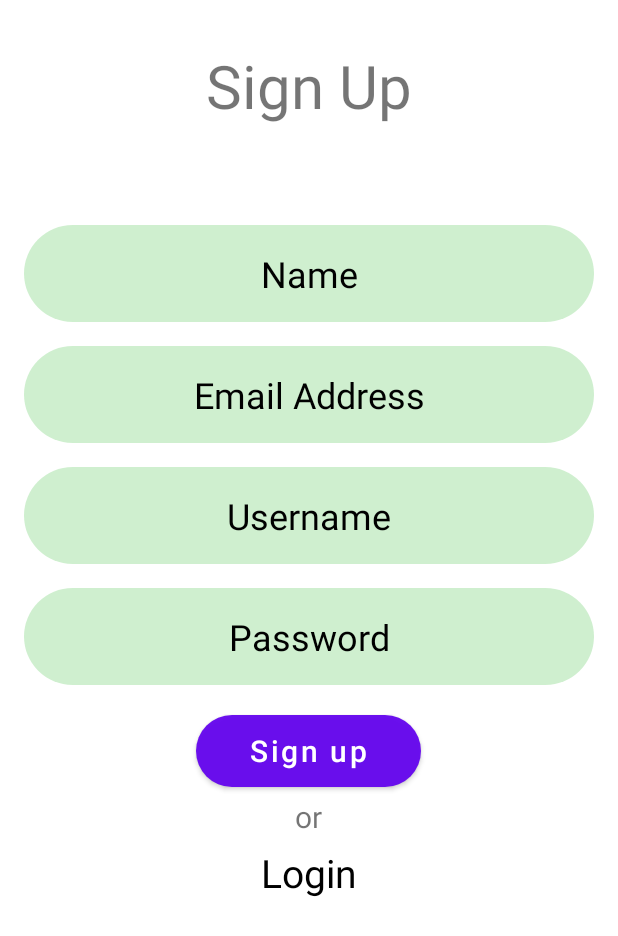
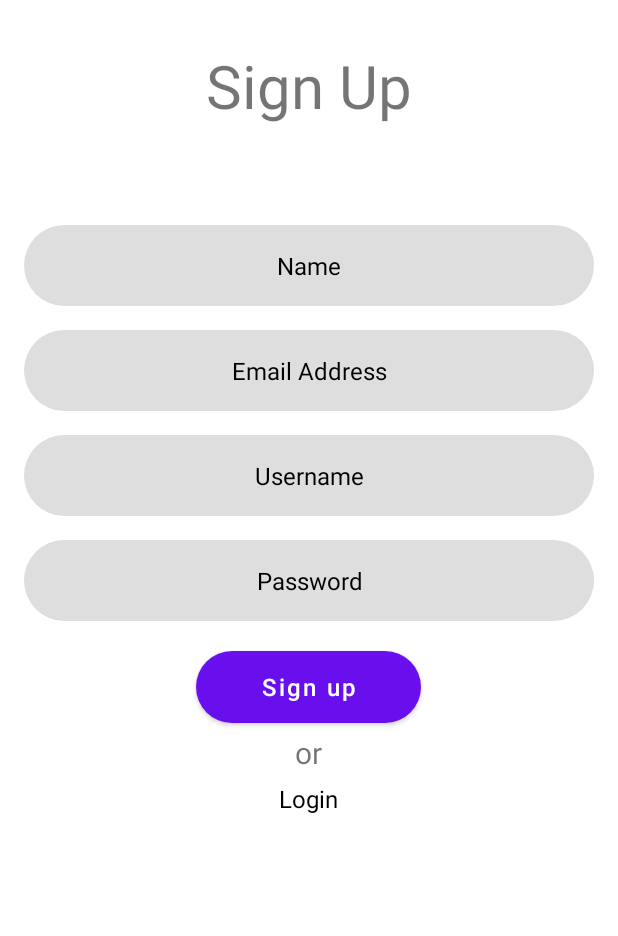
Before and after one commit to GREENTECK9810/Android-Chat-App-SocketIio, an Android app: the screen it shows after launch (SignUpActivity), on a phone screen of 412 x 824 dp. Shown: the top 936 px of the screen. Run offline under Robolectric (Android 15) with nearby library versions, the phone set to English and light mode, and no system bars; libraries missing offline, so code that uses them is left out: com.github.nkzawa.emitter, com.github.nkzawa.socketio.

```diff
--- a/app/src/main/java/com/example/chatapp/ChatApplication.java
+++ b/app/src/main/java/com/example/chatapp/ChatApplication.java
@@ -19,7 +19,7 @@ public class ChatApplication extends RetrofitClient {
         try {
             IO.Options mOptions = new IO.Options();
             mOptions.query = "username=" + username;
-            mSocket = IO.socket("http://10.0.2.2:3000", mOptions);
+            mSocket = IO.socket(Constant.BASE_URL, mOptions);
 
             mSocket.connect();
 
--- a/app/src/main/java/com/example/chatapp/Constant.java
+++ b/app/src/main/java/com/example/chatapp/Constant.java
@@ -4,6 +4,7 @@ public class Constant {
     public static final String PREFS_NAME = "PREFS FILE";
     public static final String TOKEN = "TOKEN";
     public static final String USER_NAME = "USERNAME";
+    public static final String BASE_URL = "https://realtime-chat-app-socketio.herokuapp.com/";
     public static final String SERVER_KEY = "AAAAS2F007g:APA91bElLtf_9j0w-6su9Mi4tlraHpAQAZk39WMe8v0clMLvB8j3UH2f2dD7l17QuWrX30sZod1-lBA8hg4b8ImNnP84NaRpMOnrH94PdjDpSw5Ik-Gd0y1l4g0_6JfxVi3M5d5TWQEA";
 
 }
--- a/app/src/main/java/com/example/chatapp/RetrofitClient.java
+++ b/app/src/main/java/com/example/chatapp/RetrofitClient.java
@@ -10,7 +10,7 @@ public class RetrofitClient extends Application {
     private Retrofit retrofit;
     {
         retrofit = new Retrofit.Builder()
-                        .baseUrl("http://10.0.2.2:3000/")
+                        .baseUrl(Constant.BASE_URL)
                         .addConverterFactory(GsonConverterFactory.create())
                         .build();
     }
--- a/app/src/main/res/drawable/edit_text_shape.xml
+++ b/app/src/main/res/drawable/edit_text_shape.xml
@@ -4,7 +4,7 @@
     <item>
         <shape android:shape="rectangle">
             <corners android:radius="200dp"/>
-            <solid android:color="#ecec"/>
+            <solid android:color="#dedede"/>
         </shape>
     </item>
 
--- a/app/src/main/res/layout/activity_sign_up.xml
+++ b/app/src/main/res/layout/activity_sign_up.xml
@@ -22,7 +22,7 @@
         android:layout_height="wrap_content"
         android:hint="Name"
         android:inputType="text"
-        android:textSize="24sp"
+        android:textSize="16sp"
         android:textColor="@color/black"
         android:background="@drawable/edit_text_shape"
         android:padding="16dp"
@@ -38,7 +38,7 @@
         android:layout_height="wrap_content"
         android:hint="Email Address"
         android:inputType="text"
-        android:textSize="24sp"
+        android:textSize="16sp"
         android:textColor="@color/black"
         android:background="@drawable/edit_text_shape"
         android:padding="16dp"
@@ -54,7 +54,7 @@
         android:layout_height="wrap_content"
         android:hint="Username"
         android:inputType="text"
-        android:textSize="24sp"
+        android:textSize="16sp"
         android:textColor="@color/black"
         android:background="@drawable/edit_text_shape"
         android:padding="16dp"
@@ -70,7 +70,7 @@
         android:layout_height="wrap_content"
         android:hint="Password"
         android:inputType="textPassword"
-        android:textSize="24sp"
+        android:textSize="16sp"
         android:textColor="@color/black"
         android:textColorHint="@color/black"
         android:background="@drawable/edit_text_shape"
@@ -86,7 +86,7 @@
         android:layout_height="wrap_content"
         android:background="@drawable/button_shape"
         android:text="Sign up"
-        android:textSize="20sp"
+        android:textSize="16sp"
         android:textAllCaps="false"
         android:layout_gravity="center_horizontal"
         android:layout_marginTop="20dp"/>
@@ -106,7 +106,7 @@
         android:layout_gravity="center_horizontal"
         android:background="?selectableItemBackground"
         android:text="Login"
-        android:textSize="26sp"
+        android:textSize="16sp"
         android:layout_marginTop="6dp"
         android:textColor="#000000"/>
 
```
Also changed, not shown: app/src/main/res/layout/activity_chat.xml (+15 -22 lines), app/src/main/res/layout/activity_log_in.xml (+11 -8 lines).
